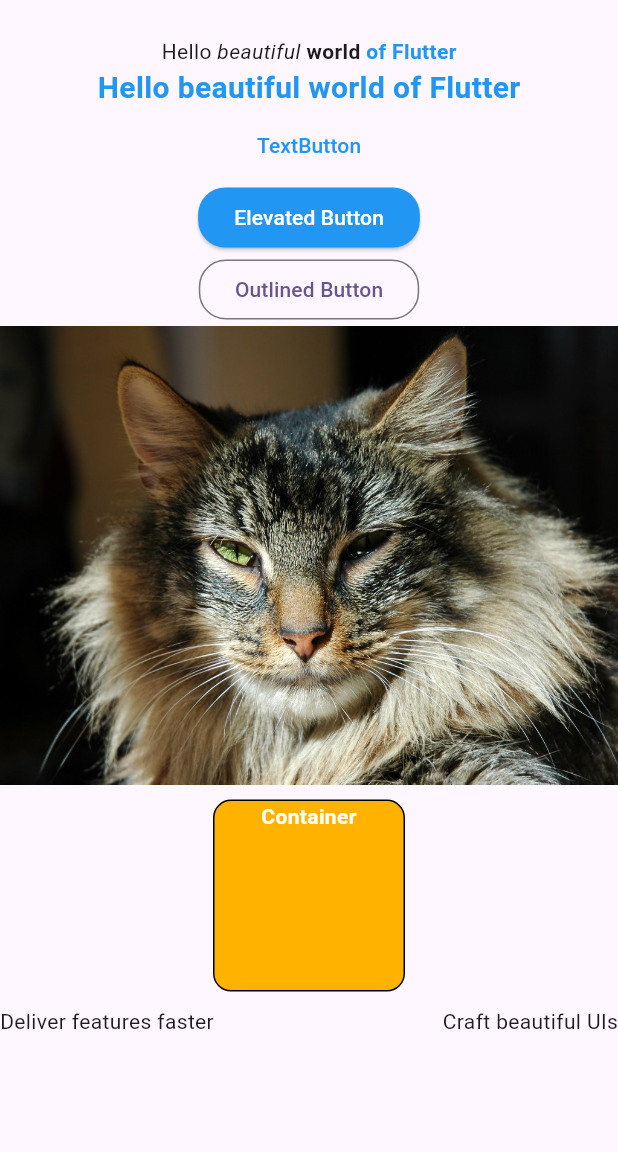
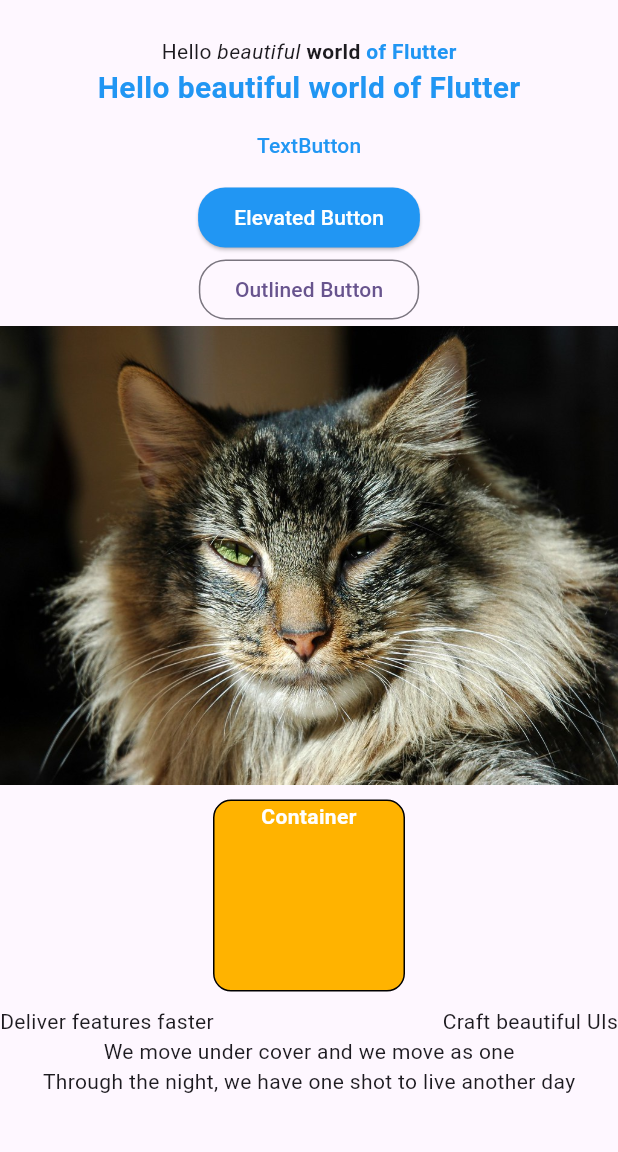
Before and after one commit to DevAiKaiSys/CMDev_Flutter, a Flutter app: the screen it shows after launch, on a phone screen of 412 x 824 dp, the part 63-1215 px from its top. Run offline on Flutter 3.47's test engine with Material 3 defaults, Android fonts, the phone set to English and light mode, and no system bars.

Commit message:
Flutter Online 2024 Ep.24 Column Widget

```diff
--- /dev/null
+++ b/Workshops/flutter_application/lib/lesson/ep24/my_column_widget.dart
@@ -0,0 +1,24 @@
+import 'package:flutter/material.dart';
+
+class MyColumnWidget extends StatelessWidget {
+  const MyColumnWidget({super.key});
+
+  @override
+  Widget build(BuildContext context) {
+    return const Column(
+      crossAxisAlignment: CrossAxisAlignment.center,
+      mainAxisSize: MainAxisSize.min,
+      children: <Widget>[
+        Text('We move under cover and we move as one'),
+        Text('Through the night, we have one shot to live another day'),
+        // const Text('We cannot let a stray gunshot give us away'),
+        // const Text('We will fight up close, seize the moment and stay in it'),
+        // const Text('It’s either that or meet the business end of a bayonet'),
+        // const Text('The code word is ‘Rochambeau,’ dig me?'),
+        // Text('Rochambeau!',
+        //     style:
+        //         DefaultTextStyle.of(context).style.apply(fontSizeFactor: 2.0)),
+      ],
+    );
+  }
+}
--- a/Workshops/flutter_application/lib/screens/home_screen.dart
+++ b/Workshops/flutter_application/lib/screens/home_screen.dart
@@ -4,6 +4,7 @@ import 'package:flutter_application/lesson/ep20/my_button_widget.dart';
 import 'package:flutter_application/lesson/ep21/my_image_widget.dart';
 import 'package:flutter_application/lesson/ep22/my_container_widget.dart';
 import 'package:flutter_application/lesson/ep23/my_row_widget.dart';
+import 'package:flutter_application/lesson/ep24/my_column_widget.dart';
 
 class HomeScreen extends StatelessWidget {
   const HomeScreen({super.key});
@@ -25,6 +26,7 @@ class HomeScreen extends StatelessWidget {
             MyImageWidget(),
             MyContainerWidget(),
             MyRowWidget(),
+            MyColumnWidget(),
           ],
         ),
       ),
```
